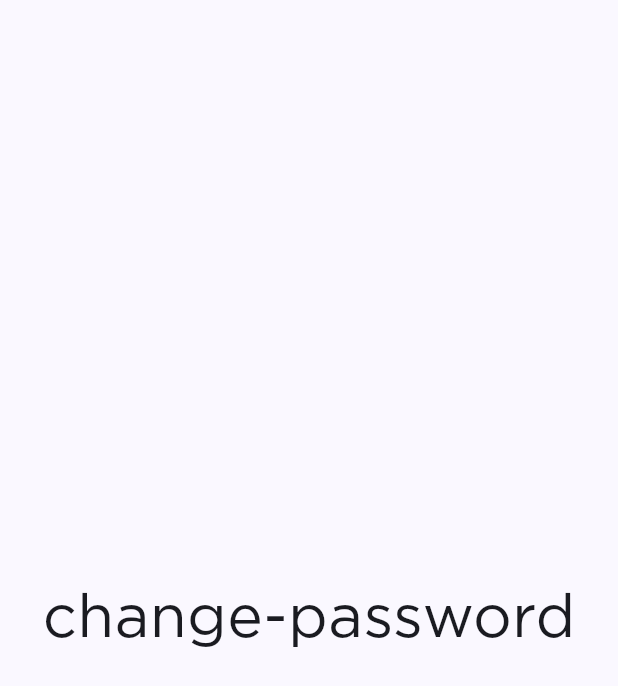
After one commit to kenvas-dev/app_pikbil_mobil, a Flutter app: the ChangePasswordScreen screen opened by its route, on a phone screen of 412 x 824 dp. The commit adds this screen. Shown: the top 686 px of the screen. Run offline on Flutter 3.47's test engine with Material 3 defaults, Android fonts, the phone set to English and light mode, and no system bars; our stand-ins replace flutter_dotenv, flutter_riverpod, go_router.

Commit message:
added new screen

```diff
--- a/lib/config/router/app_router.dart
+++ b/lib/config/router/app_router.dart
@@ -6,7 +6,36 @@ final appRouter = GoRouter(initialLocation: '/welcome', routes: [
     path: '/welcome',
     name: WelcomeScreen.name,
     builder: (context, state) {
-      return WelcomeScreen();
+      return const WelcomeScreen();
     },
   ),
+  GoRoute(
+      path: '/profile',
+      name: ProfileScreen.name,
+      builder: (context, state) {
+        return const ProfileScreen();
+      },
+      routes: [
+        GoRoute(
+          path: '/account',
+          name: AccountScreen.name,
+          builder: (context, state) {
+            return const AccountScreen();
+          },
+        ),
+        GoRoute(
+          path: '/billing',
+          name: BillingScreen.name,
+          builder: (context, state) {
+            return const BillingScreen();
+          },
+        ),
+        GoRoute(
+          path: '/change-password',
+          name: ChangePasswordScreen.name,
+          builder: (context, state) {
+            return const ChangePasswordScreen();
+          },
+        ),
+      ])
 ]);
--- /dev/null
+++ b/lib/presentation/screens/profile/change_password_screen.dart
@@ -0,0 +1,15 @@
+import 'package:flutter/material.dart';
+
+class ChangePasswordScreen extends StatelessWidget {
+
+  static const String name = 'change-password-screen';
+
+  const ChangePasswordScreen({super.key});
+
+  @override
+  Widget build(BuildContext context) {
+    return const Scaffold(
+      body: Center(child: Text('change-password', style: TextStyle(fontSize: 40,  fontFamily: 'Gotham-Book')),),
+    );
+  }
+}
--- a/lib/presentation/screens/screens.dart
+++ b/lib/presentation/screens/screens.dart
@@ -1 +1,5 @@
 export './welcome/welcome_screen.dart';
+export './profile/profile_screens.dart';
+export './profile/account_screen.dart';
+export './profile/billing_screen.dart';
+export './profile/change_password_screen.dart';
```
Also changed, not shown: lib/presentation/screens/profile/account_screen.dart (added, +15 -0 lines), lib/presentation/screens/profile/billing_screen.dart (added, +15 -0 lines), lib/presentation/screens/profile/notification_screen.dart (added, +15 -0 lines), lib/presentation/screens/profile/profile_screens.dart (added, +16 -0 lines).
